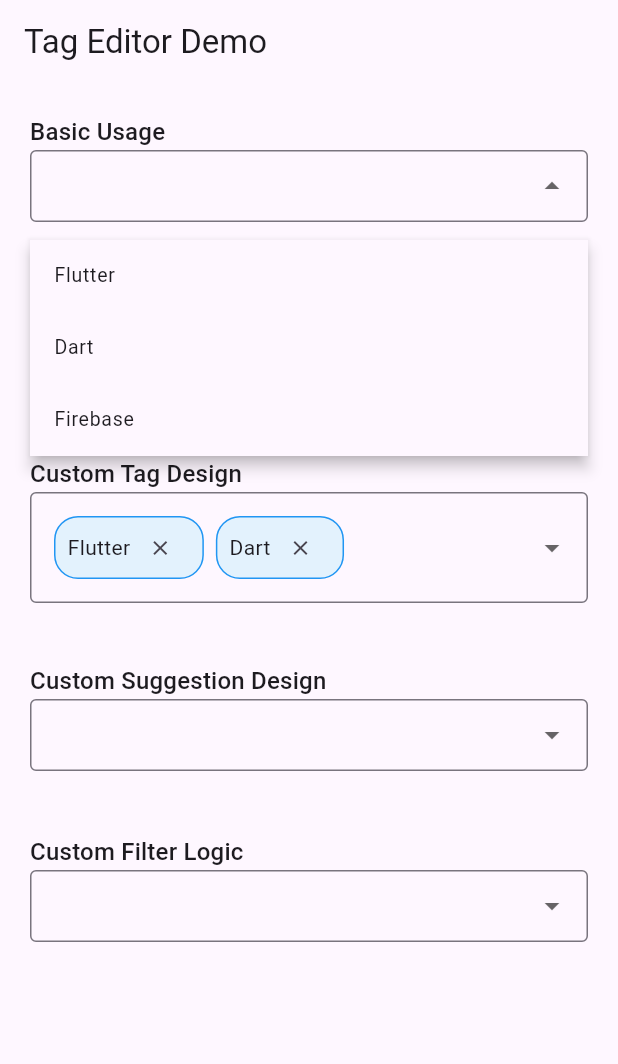
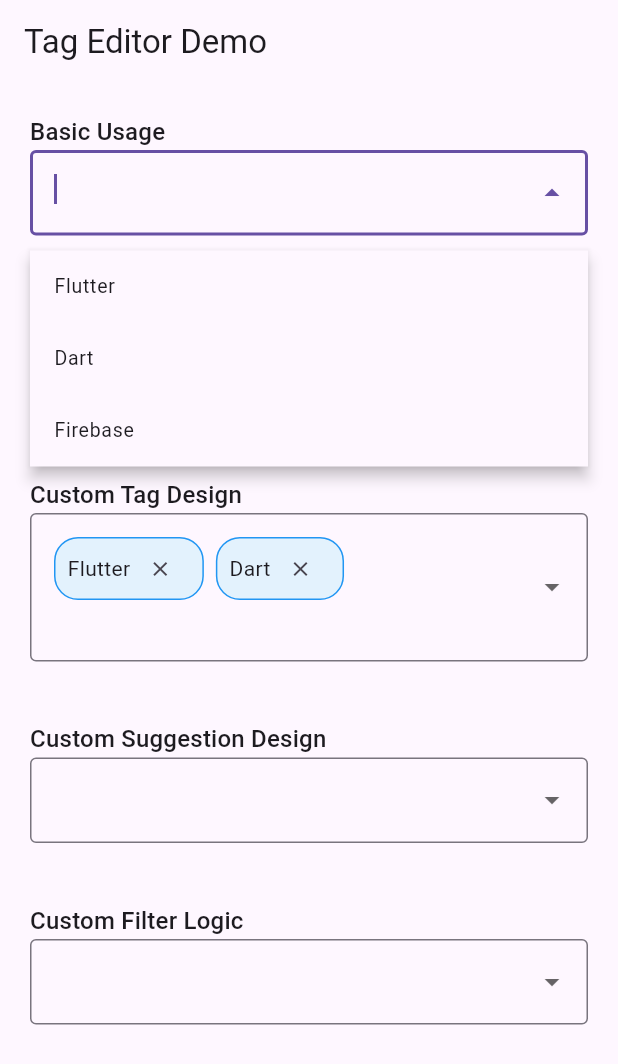
Before and after one commit to muneebahmad0600/autocomplete_tag_editor, a Flutter app: the screen it shows after launch, after a tap on the "arrow drop down" icon, after a tap on the "cancel" icon, after a tap on the "arrow drop up" icon, on a phone screen of 412 x 824 dp. Shown: the top 1064 px of the screen. Run offline on Flutter 3.47's test engine with Material 3 defaults, Android fonts, the phone set to English and light mode, and no system bars.

Commit message:
issue of editfield not getting focused fixed.

```diff
--- a/lib/autocomplete_tag_editor.dart
+++ b/lib/autocomplete_tag_editor.dart
@@ -158,11 +158,14 @@ class AutoCompleteTagEditorState<T> extends State<AutoCompleteTagEditor<T>>
   late final Animation<double> _animation;
 
   /// Tracks if this is the first tap on the widget
-  bool _isFirstTap = true;
+  // Removed first-tap tracking; always focus immediately on tap.
 
   /// Cached filtered suggestions
   List<T>? _cachedSuggestions;
   String? _lastQuery;
+
+  /// Key to access the underlying EditableTextState for keyboard requests.
+  final GlobalKey<EditableTextState> _editableTextKey = GlobalKey();
 
   @override
   void initState() {
@@ -261,8 +264,6 @@ class AutoCompleteTagEditorState<T> extends State<AutoCompleteTagEditor<T>>
       if (_isOverlayVisible) {
         _hideOverlay();
       }
-      // Reset first tap tracking when focus is lost
-      _isFirstTap = true;
     }
     if (mounted) setState(() {});
     widget.onFocusChange?.call(_focusNode.hasFocus);
@@ -529,18 +530,19 @@ class AutoCompleteTagEditorState<T> extends State<AutoCompleteTagEditor<T>>
 
   /// Handles tap events to focus the input
   void _handleTap() {
-    if (_isFirstTap) {
-      _isFirstTap = false;
+    if (!_focusNode.hasFocus) {
       _focusNode.requestFocus();
-      return;
+    } else {
+      // Place cursor at end if already focused
+      _controller.selection = TextSelection.collapsed(
+        offset: _controller.text.length,
+      );
+      final state = _editableTextKey.currentState;
+      state?.requestKeyboard();
     }
-
-    _focusNode.unfocus();
-    Future.delayed(const Duration(milliseconds: 100), () {
-      if (mounted) {
-        _focusNode.requestFocus();
+    if (!_isOverlayVisible) {
+      _showOverlay();
     }
-    });
   }
 
   /// Builds individual tag chips
@@ -574,21 +576,25 @@ class AutoCompleteTagEditorState<T> extends State<AutoCompleteTagEditor<T>>
 
   /// Builds the input field widget
   Widget _buildInputField() {
-    return Visibility(
-      maintainState: true,
-      maintainSize: false,
-      maintainAnimation: true,
-      visible: _focusNode.hasFocus,
-      child: AnimatedSize(
+    // Keep the EditableText always mounted so the FocusNode is attached.
+    // Only visually hide it when not focused.
+    return AnimatedSize(
       duration: _animationDuration,
+      alignment: Alignment.centerLeft,
+      child: AnimatedOpacity(
+        duration: const Duration(milliseconds: 120),
+        opacity: _focusNode.hasFocus ? 1 : 0,
         child: ConstrainedBox(
           constraints: const BoxConstraints(
             minWidth: 50,
-            maxWidth: 120,
+            maxWidth: 140,
             minHeight: 25,
             maxHeight: 40,
           ),
+          child: IgnorePointer(
+            ignoring: !_focusNode.hasFocus,
             child: EditableText(
+              key: _editableTextKey,
               controller: _controller,
               focusNode: _focusNode,
               onChanged: _handleTextInput,
@@ -610,6 +616,7 @@ class AutoCompleteTagEditorState<T> extends State<AutoCompleteTagEditor<T>>
             ),
           ),
         ),
+      ),
     );
   }
 }
--- a/pubspec.yaml
+++ b/pubspec.yaml
@@ -1,6 +1,6 @@
 name: autocomplete_tag_editor
 description: "A Flutter widget for tag input with autocomplete functionality"
-version: 1.0.6
+version: 1.0.7
 homepage: https://github.com/muneebahmad0600/autocomplete_tag_editor
 repository: https://github.com/muneebahmad0600/autocomplete_tag_editor.git
 license: MIT
```
Lines whose indentation alone changed are shown as unchanged.
